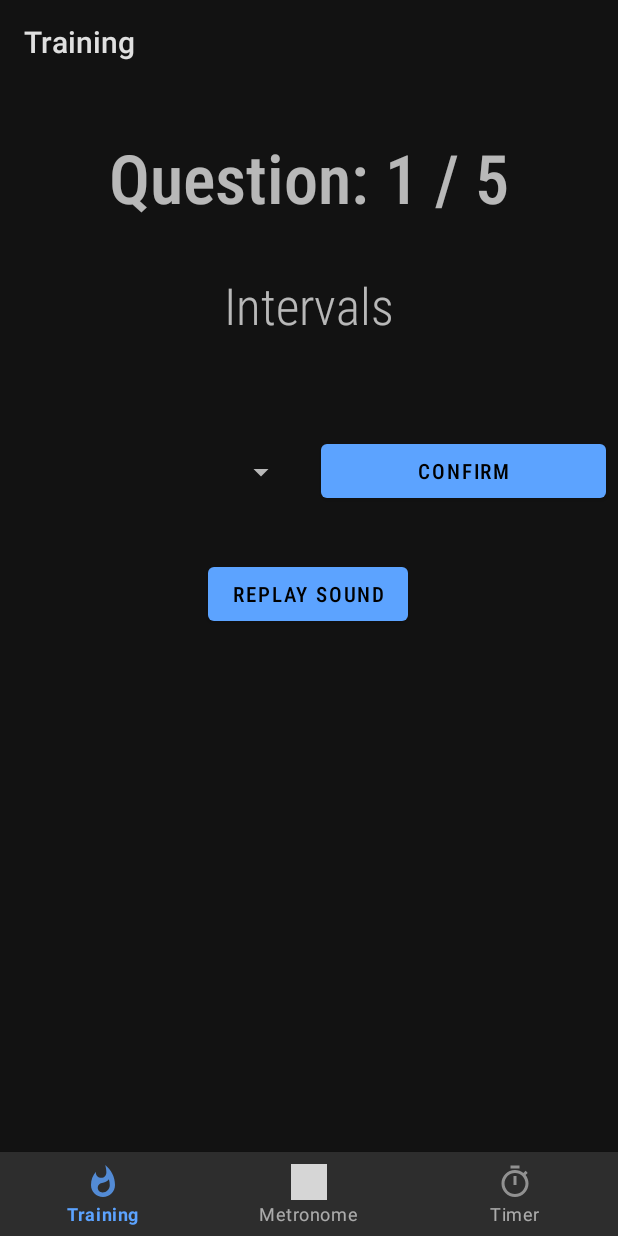
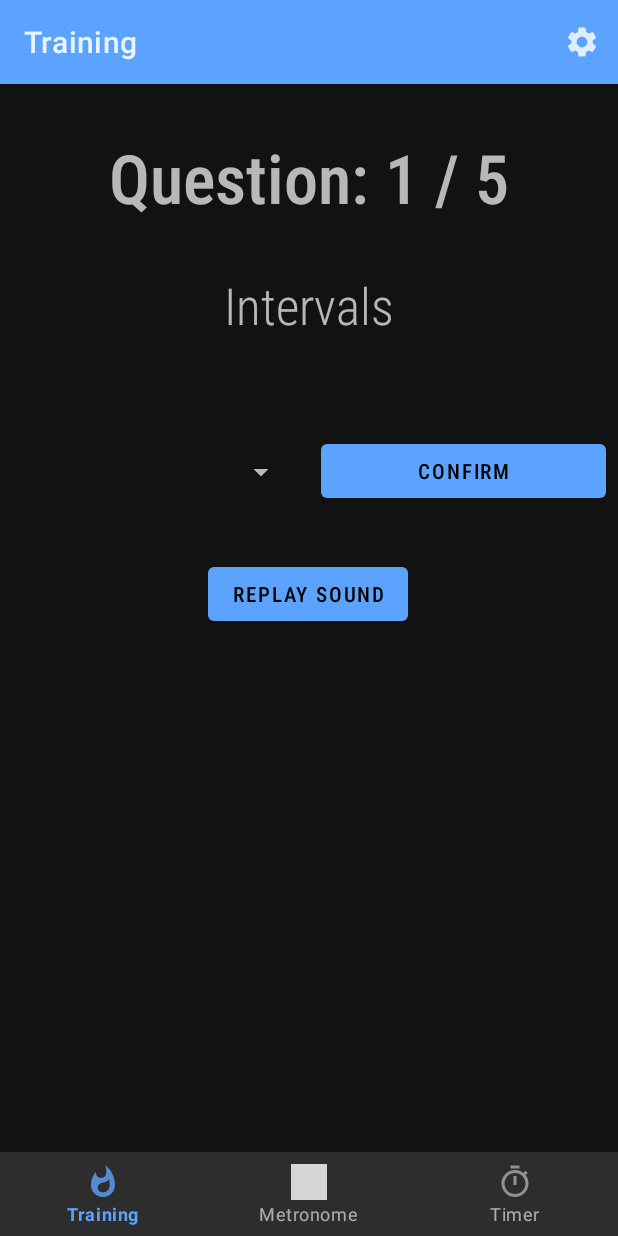
Before and after one commit to vikaShenoy/MusicDojo, an Android app: the screen it shows after launch (MainActivity), after a tap on "START", on a phone screen of 412 x 824 dp. Run offline under Robolectric (Android 15) with nearby library versions, the phone set to English and light mode, and no system bars; our stand-ins replace Room's generated code; 1 statement that could not run was skipped; grey boxes are pictures that could not be loaded.

Commit message:
Set up app tool bar

```diff
--- a/app/build.gradle
+++ b/app/build.gradle
@@ -49,5 +49,6 @@ dependencies {
     implementation "androidx.room:room-runtime:$room_version"
     kapt "androidx.room:room-compiler:$room_version"
     implementation "androidx.room:room-ktx:$room_version"
+    implementation 'com.android.support:appcompat-v7:28.0.0'
 
 }
--- a/app/src/main/java/com/example/musicdojo/MainActivity.kt
+++ b/app/src/main/java/com/example/musicdojo/MainActivity.kt
@@ -2,11 +2,15 @@ package com.example.musicdojo
 
 import androidx.appcompat.app.AppCompatActivity
 import android.os.Bundle
+import android.util.Log
+import android.view.Menu
 import android.view.MenuItem
+import android.widget.Toast
 import androidx.annotation.IdRes
 import androidx.viewpager.widget.ViewPager
 import com.example.musicdojo.MainPagerAdapter
 import com.google.android.material.bottomnavigation.BottomNavigationView
+import kotlinx.android.synthetic.main.activity_main.*
 
 /**
  * Main activity. Intialise bottom navigation.
@@ -32,8 +36,10 @@ class MainActivity : AppCompatActivity(), BottomNavigationView.OnNavigationItemS
         val defaultScreen = MainScreen.TRAINING
         scrollToScreen(defaultScreen)
         selectBottomNavigationViewMenuItem(defaultScreen.menuItemId)
+
+
+        setSupportActionBar(toolbar)
         supportActionBar?.setTitle(defaultScreen.titleStringId)
-//        supportActionBar?.hide()
 
         // Listener for item selection in bottom nav menu
         bottomNavigationView.setOnNavigationItemSelectedListener(this)
@@ -80,4 +86,11 @@ class MainActivity : AppCompatActivity(), BottomNavigationView.OnNavigationItemS
         return false
     }
 
+    override fun onCreateOptionsMenu(menu: Menu?): Boolean {
+        menuInflater.inflate(R.menu.toolbar_items, menu)
+        return true
+    }
+
+
+
 }
--- a/app/src/main/java/com/example/musicdojo/TrainingFragment.kt
+++ b/app/src/main/java/com/example/musicdojo/TrainingFragment.kt
@@ -13,6 +13,7 @@ import android.os.VibrationEffect
 import android.os.Vibrator
 import android.util.Log
 import android.view.LayoutInflater
+import android.view.MenuItem
 import android.view.View
 import android.view.ViewGroup
 import android.widget.ArrayAdapter
@@ -20,19 +21,21 @@ import android.widget.Button
 import android.widget.TextView
 import android.widget.Toast
 import androidx.appcompat.app.AppCompatActivity
+import androidx.appcompat.widget.Toolbar
 import androidx.fragment.app.Fragment
 import com.example.musicdojo.database.GameResultAdapter
 import com.example.musicdojo.model.Game
 import com.example.musicdojo.model.Mode
 import com.example.musicdojo.model.Question
 import com.example.musicdojo.model.GameResult
+import kotlinx.android.synthetic.main.activity_main.*
 import kotlinx.android.synthetic.main.fragment_training.*
 import java.text.SimpleDateFormat
 import java.util.*
 import java.util.logging.SimpleFormatter
 import kotlin.math.sqrt
 
-class TrainingFragment : Fragment(), SensorEventListener {
+class TrainingFragment : Fragment(), SensorEventListener, Toolbar.OnMenuItemClickListener {
 
     private lateinit var ctx: Context
     private lateinit var game: Game
@@ -47,6 +50,7 @@ class TrainingFragment : Fragment(), SensorEventListener {
     private var lastShakeTime: Long = 0
 
     private var gameActive = false
+    private var mediaPlayer: MediaPlayer? = null
 
     override fun onCreateView(
         inflater: LayoutInflater,
@@ -59,11 +63,20 @@ class TrainingFragment : Fragment(), SensorEventListener {
         mSensorManager = ctx.getSystemService(Context.SENSOR_SERVICE) as SensorManager
         mSensorManager.getDefaultSensor(Sensor.TYPE_ACCELEROMETER).let {
             accelerometer = it
-            mSensorManager.registerListener(this, accelerometer,
-                SensorManager.SENSOR_DELAY_NORMAL)
+            mSensorManager.registerListener(
+                this, accelerometer,
+                SensorManager.SENSOR_DELAY_NORMAL
+            )
         }
         gameResultAdapter = GameResultAdapter(ctx)
         return inflater.inflate(R.layout.fragment_training, container, false)
+    }
+
+    override fun onMenuItemClick(item: MenuItem?): Boolean {
+        if (item?.itemId == R.id.settings) {
+            Log.i("test", "poo")
+        }
+        return true
     }
 
     override fun onViewCreated(view: View, savedInstanceState: Bundle?) {
@@ -250,18 +263,27 @@ class TrainingFragment : Fragment(), SensorEventListener {
      * @param question: contains the ID for the two tones to play.
      */
     private fun playSounds(question: Question) {
-        var mediaPlayer: MediaPlayer = MediaPlayer.create(ctx, question.soundOne)
-        mediaPlayer.start()
-        mediaPlayer.setOnCompletionListener {
-            mediaPlayer.release()
+        releasePlayer()
+        mediaPlayer = MediaPlayer.create(ctx, question.soundOne)
+        mediaPlayer?.start()
+        mediaPlayer?.setOnCompletionListener {
+            releasePlayer()
             mediaPlayer = MediaPlayer.create(ctx, question.soundTwo)
-            mediaPlayer.start()
-            mediaPlayer.setOnCompletionListener {
-                mediaPlayer.release()
+            mediaPlayer?.start()
+            mediaPlayer?.setOnCompletionListener {
+                releasePlayer()
             }
         }
     }
 
+    /**
+     * Stop and release the active media player.
+     */
+    private fun releasePlayer() {
+        mediaPlayer?.stop()
+        mediaPlayer?.release()
+        mediaPlayer = null
+    }
 
     companion object {
         /**
@@ -299,7 +321,6 @@ class TrainingFragment : Fragment(), SensorEventListener {
                     val accel = sqrt((x * x) + (y * y) + (z * z)) - SensorManager.GRAVITY_EARTH
                     if (accel > SHAKE_THRESHOLD && gameActive) {
                         lastShakeTime = currentShakeTime
-                        Log.i("test", "zoo")
                         shakeCount += 1
                         if (shakeCount >= NUM_SHAKES) {
                             playSounds(game.getCurrentQuestion())
--- /dev/null
+++ b/app/src/main/res/drawable-anydpi/settings.xml
@@ -0,0 +1,11 @@
+<vector xmlns:android="http://schemas.android.com/apk/res/android"
+    android:width="24dp"
+    android:height="24dp"
+    android:viewportWidth="24"
+    android:viewportHeight="24"
+    android:tint="#FFFFFF"
+    android:alpha="0.8">
+    <path
+        android:fillColor="#FF000000"
+        android:pathData="M19.1,12.9a2.8,2.8 0,0 0,0.1 -0.9,2.8 2.8,0 0,0 -0.1,-0.9l2.1,-1.6a0.7,0.7 0,0 0,0.1 -0.6L19.4,5.5a0.7,0.7 0,0 0,-0.6 -0.2l-2.4,1a6.5,6.5 0,0 0,-1.6 -0.9l-0.4,-2.6a0.5,0.5 0,0 0,-0.5 -0.4H10.1a0.5,0.5 0,0 0,-0.5 0.4L9.3,5.4a5.6,5.6 0,0 0,-1.7 0.9l-2.4,-1a0.4,0.4 0,0 0,-0.5 0.2l-2,3.4c-0.1,0.2 0,0.4 0.2,0.6l2,1.6a2.8,2.8 0,0 0,-0.1 0.9,2.8 2.8,0 0,0 0.1,0.9L2.8,14.5a0.7,0.7 0,0 0,-0.1 0.6l1.9,3.4a0.7,0.7 0,0 0,0.6 0.2l2.4,-1a6.5,6.5 0,0 0,1.6 0.9l0.4,2.6a0.5,0.5 0,0 0,0.5 0.4h3.8a0.5,0.5 0,0 0,0.5 -0.4l0.3,-2.6a5.6,5.6 0,0 0,1.7 -0.9l2.4,1a0.4,0.4 0,0 0,0.5 -0.2l2,-3.4c0.1,-0.2 0,-0.4 -0.2,-0.6ZM12,15.6A3.6,3.6 0,1 1,15.6 12,3.6 3.6,0 0,1 12,15.6Z"/>
+</vector>
--- a/app/src/main/res/layout/activity_main.xml
+++ b/app/src/main/res/layout/activity_main.xml
@@ -6,6 +6,29 @@
     android:layout_height="match_parent"
     tools:context=".MainActivity">
 
+    <androidx.appcompat.widget.Toolbar
+        android:id="@+id/toolbar"
+        android:layout_width="match_parent"
+        android:layout_height="wrap_content"
+        android:background="?attr/colorPrimary"
+        android:minHeight="?attr/actionBarSize"
+        android:theme="?attr/actionBarTheme"
+        app:popupTheme="@style/ThemeOverlay.AppCompat.Light"
+        android:elevation="4dp"
+        app:layout_constraintEnd_toEndOf="parent"
+        app:layout_constraintStart_toStartOf="parent"
+        app:layout_constraintTop_toTopOf="parent" />
+
+    <androidx.viewpager.widget.ViewPager
+        android:id="@+id/view_pager"
+        android:layout_width="match_parent"
+        android:layout_height="0dp"
+        android:layout_weight="1"
+        app:layout_constraintBottom_toTopOf="@id/bottom_navigation_view"
+        app:layout_constraintTop_toBottomOf="@id/toolbar">
+
+    </androidx.viewpager.widget.ViewPager>
+
     <com.google.android.material.bottomnavigation.BottomNavigationView
         android:id="@+id/bottom_navigation_view"
         android:layout_width="match_parent"
@@ -13,14 +36,5 @@
         app:layout_constraintBottom_toBottomOf="parent"
         app:menu="@menu/bottom_navigation_view_menu" />
 
-    <androidx.viewpager.widget.ViewPager
-        android:id="@+id/view_pager"
-        android:layout_width="match_parent"
-        android:layout_height="0dp"
-        android:layout_weight="1"
-        app:layout_constraintTop_toTopOf="parent"
-        app:layout_constraintBottom_toTopOf="@id/bottom_navigation_view"
-        />
-
 
 </androidx.constraintlayout.widget.ConstraintLayout>
--- /dev/null
+++ b/app/src/main/res/menu/toolbar_items.xml
@@ -0,0 +1,11 @@
+<?xml version="1.0" encoding="utf-8"?>
+<menu xmlns:android="http://schemas.android.com/apk/res/android"
+    xmlns:app="http://schemas.android.com/apk/res-auto">
+
+    <item
+        android:id="@+id/settings"
+        android:icon="@drawable/settings"
+        android:title="@string/settings"
+        app:showAsAction="ifRoom" />
+
+</menu>
--- a/app/src/main/res/values/strings.xml
+++ b/app/src/main/res/values/strings.xml
@@ -18,7 +18,7 @@
 
     <string name="question">Question: %1$d / %2$d</string>
 
-
+    <string name="settings">Settings</string>
 
     <string name="min2">Minor 2nd</string>
     <string name="maj2">Major 2nd</string>
--- a/app/src/main/res/values/styles.xml
+++ b/app/src/main/res/values/styles.xml
@@ -1,7 +1,7 @@
 <resources>
 
     <!-- Base application theme. -->
-    <style name="AppTheme" parent="Theme.MaterialComponents">
+    <style name="AppTheme" parent="Theme.MaterialComponents.NoActionBar">
         <!-- Customize your theme here. -->
         <item name="colorPrimary">@color/colorPrimary</item>
         <item name="colorPrimaryDark">@color/colorPrimaryDark</item>
```
Also changed, not shown: app/src/main/res/drawable-hdpi/settings.png (added), app/src/main/res/drawable-mdpi/settings.png (added), app/src/main/res/drawable-xhdpi/settings.png (added), app/src/main/res/drawable-xxhdpi/settings.png (added).
